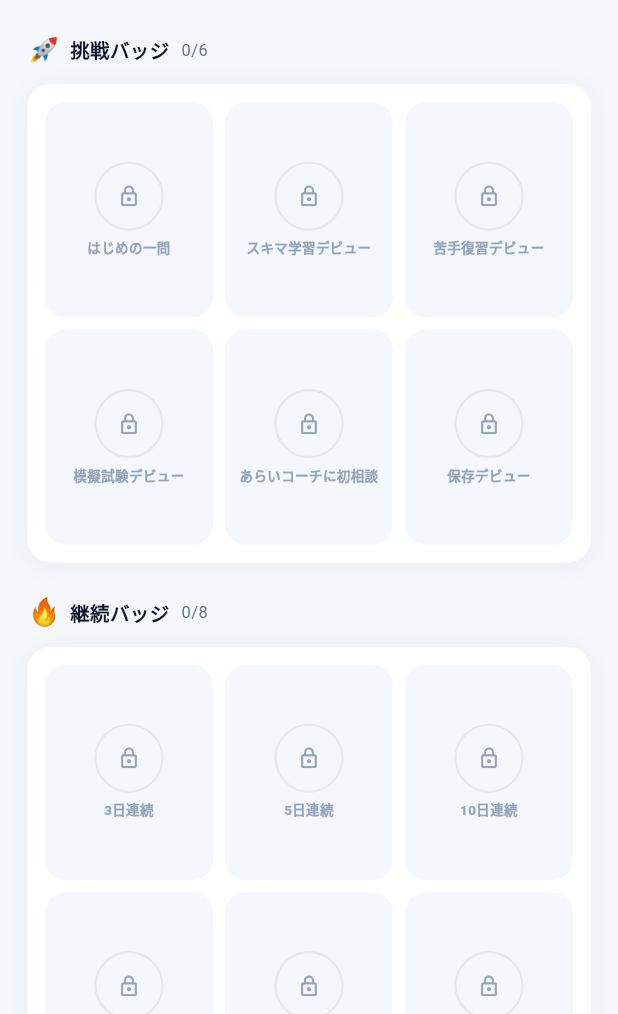
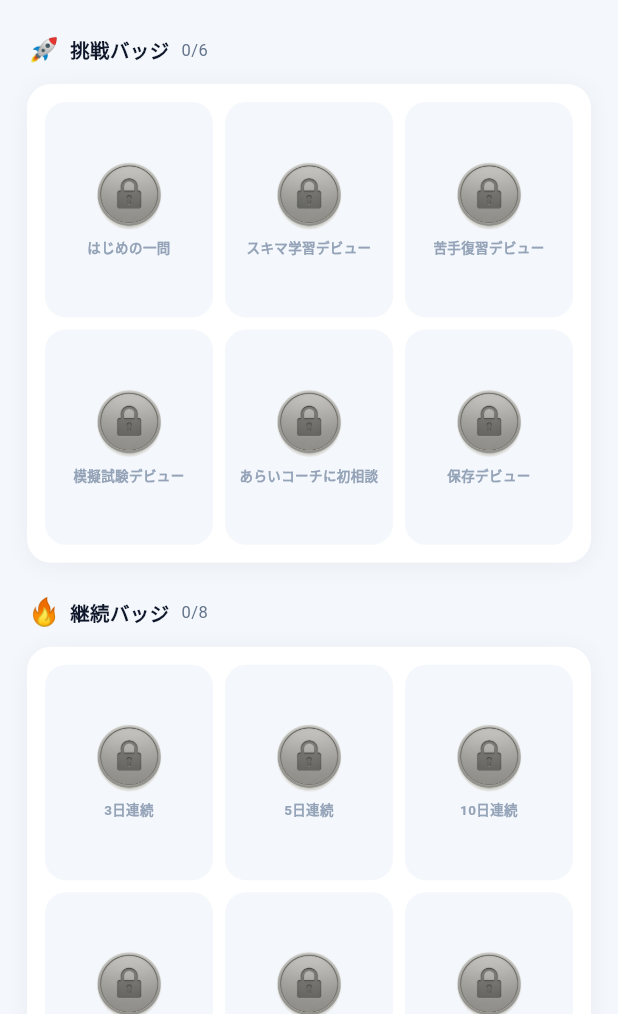
Before and after one commit to adk210044-sketch/arai-coach-app, a Flutter app: the AllBadgesScreen screen opened directly, on a phone screen of 412 x 824 dp, the part 222-1236 px from its top. Run offline on Flutter 3.47's test engine with Material 3 defaults, Android fonts, the phone set to English and light mode, and no system bars; our stand-ins replace flutter_local_notifications, hive_flutter, shared_preferences, timezone; accounts and stored records are empty; Roboto replaces fonts that are missing (Hiragino Sans).

Commit message:
実績バッジをAI生成画像素材ベースの実装に変更
CSSグラデーションでは金属質感メダルのデザインを再現できなかったため、
実際にAI生成した円形メダル画像(背景透過済み)を土台として使用する
方式に切り替え。

- assets/badges/ に4種のメダル画像を追加
  (medal_light/medal_vivid/medal_silver/medal_locked)
- pubspec.yaml に assets/badges/ を登録
- BadgeMedal ウィジェットを Image.asset ベースに書き換え、
  中央に絵文字アイコンを重ねる構成に変更

```diff
--- a/lib/widgets/badge_medal.dart
+++ b/lib/widgets/badge_medal.dart
@@ -1,4 +1,7 @@
 // badge_medal.dart — 実績バッジを「メダル」らしい質感で表示するウィジェット。
+// CSSグラデーションでは金属質感を再現できなかったため、AI生成した
+// 実写風メダル画像(assets/badges/)を土台に、その上へ絵文字アイコンを
+// 重ねる方式で実装している。
 // 金銀銅ではなく、本アプリのトンマナ(スタサプ的ブルー)に合わせて
 // ライトブルー/ビビッドブルー/シルバーの3ティアでランクを表現する。
 import 'package:flutter/material.dart';
@@ -19,129 +22,39 @@
     this.size = 56,
   });
 
-  // ティアごとのグラデーション(明るい面 → 濃い面)とリム(縁取り)色。
-  List<Color> get _gradientColors {
+  // ティアごとの土台メダル画像パス。
+  String get _medalAsset {
+    if (!unlocked) return 'assets/badges/medal_locked.png';
     switch (tier) {
       case BadgeTier.light:
-        return const [Color(0xFF9FCBFF), Color(0xFF4B9EFF), Color(0xFF2E7FE0)];
+        return 'assets/badges/medal_light.png';
       case BadgeTier.vivid:
-        return const [Color(0xFF4B9EFF), Color(0xFF0369E5), Color(0xFF00489C)];
+        return 'assets/badges/medal_vivid.png';
       case BadgeTier.silver:
-        return const [Color(0xFFF3F6FA), Color(0xFFC3CDD9), Color(0xFF8C99A8)];
-    }
-  }
-
-  Color get _rimColor {
-    switch (tier) {
-      case BadgeTier.light:
-        return const Color(0xFF1E63B8);
-      case BadgeTier.vivid:
-        return const Color(0xFF00337A);
-      case BadgeTier.silver:
-        return const Color(0xFF6B7686);
+        return 'assets/badges/medal_silver.png';
     }
   }
 
   @override
   Widget build(BuildContext context) {
-    if (!unlocked) {
-      return _buildLocked();
-    }
     return SizedBox(
       width: size,
       height: size,
       child: Stack(
         alignment: Alignment.center,
         children: [
-          // 影(下方向に柔らかく落とす)
-          Container(
+          // 土台メダル画像(AI生成の金属質感画像)
+          Image.asset(
+            _medalAsset,
             width: size,
             height: size,
-            decoration: BoxDecoration(
-              shape: BoxShape.circle,
-              boxShadow: [
-                BoxShadow(
-                  color: _rimColor.withValues(alpha: 0.35),
-                  blurRadius: size * 0.18,
-                  offset: Offset(0, size * 0.06),
-                ),
-              ],
-            ),
+            fit: BoxFit.contain,
           ),
-          // 本体(金属グラデーション)
-          Container(
-            width: size,
-            height: size,
-            decoration: BoxDecoration(
-              shape: BoxShape.circle,
-              gradient: LinearGradient(
-                begin: Alignment.topLeft,
-                end: Alignment.bottomRight,
-                colors: _gradientColors,
-                stops: const [0.0, 0.55, 1.0],
-              ),
-              border: Border.all(color: _rimColor, width: size * 0.035),
-            ),
-          ),
-          // 光沢(左上のハイライト)
-          Positioned(
-            top: size * 0.10,
-            left: size * 0.14,
-            child: Container(
-              width: size * 0.42,
-              height: size * 0.30,
-              decoration: BoxDecoration(
-                borderRadius: BorderRadius.circular(size * 0.3),
-                gradient: RadialGradient(
-                  colors: [
-                    Colors.white.withValues(alpha: 0.55),
-                    Colors.white.withValues(alpha: 0.0),
-                  ],
-                ),
-              ),
-            ),
-          ),
-          // 中央の刻印プレート + アイコン
-          Container(
-            width: size * 0.62,
-            height: size * 0.62,
-            decoration: BoxDecoration(
-              shape: BoxShape.circle,
-              color: Colors.white.withValues(alpha: 0.92),
-              boxShadow: [
-                BoxShadow(
-                  color: _rimColor.withValues(alpha: 0.25),
-                  blurRadius: size * 0.05,
-                  offset: Offset(0, size * 0.015),
-                ),
-              ],
-            ),
-            alignment: Alignment.center,
-            child: Text(icon, style: TextStyle(fontSize: size * 0.30)),
-          ),
+          // 中央の刻印プレートに絵文字アイコンを重ねる
+          // (ロック済みメダルは画像自体に鍵アイコンが刻印済みのため不要)
+          if (unlocked)
+            Text(icon, style: TextStyle(fontSize: size * 0.30)),
         ],
-      ),
-    );
-  }
-
-  Widget _buildLocked() {
-    return Container(
-      width: size,
-      height: size,
-      decoration: BoxDecoration(
-        shape: BoxShape.circle,
-        color: AppColors.bgSoft,
-        border: Border.all(
-          color: AppColors.border,
-          width: size * 0.03,
-          style: BorderStyle.solid,
-        ),
-      ),
-      alignment: Alignment.center,
-      child: Icon(
-        Icons.lock_outline,
-        size: size * 0.34,
-        color: AppColors.textMute,
       ),
     );
   }
--- a/pubspec.yaml
+++ b/pubspec.yaml
@@ -70,6 +70,7 @@
     - assets/icons/
     - assets/characters/
     - assets/data/
+    - assets/badges/
 
   # An image asset can refer to one or more resolution-specific "variants", see
   # https://flutter.dev/to/resolution-aware-images
```
Also changed, not shown: assets/badges/medal_light.png (added), assets/badges/medal_locked.png (added), assets/badges/medal_silver.png (added), assets/badges/medal_vivid.png (added).
